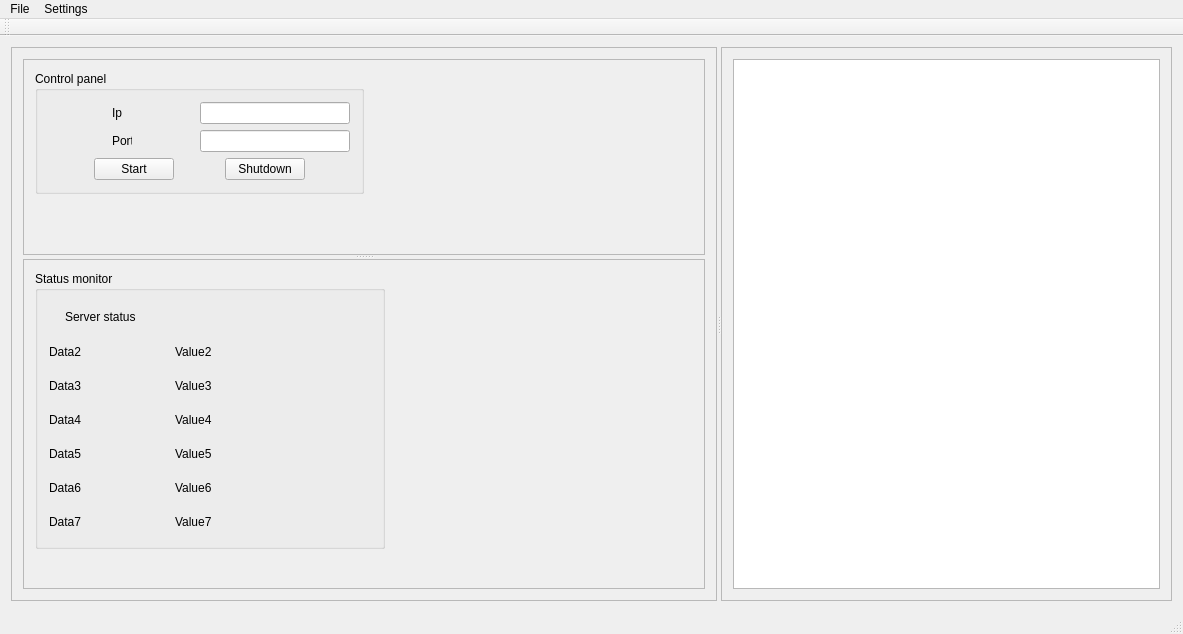
The window that servermainwindow.ui (siskeba1/Game_Server) describes before a commit, drawn with Qt 5.
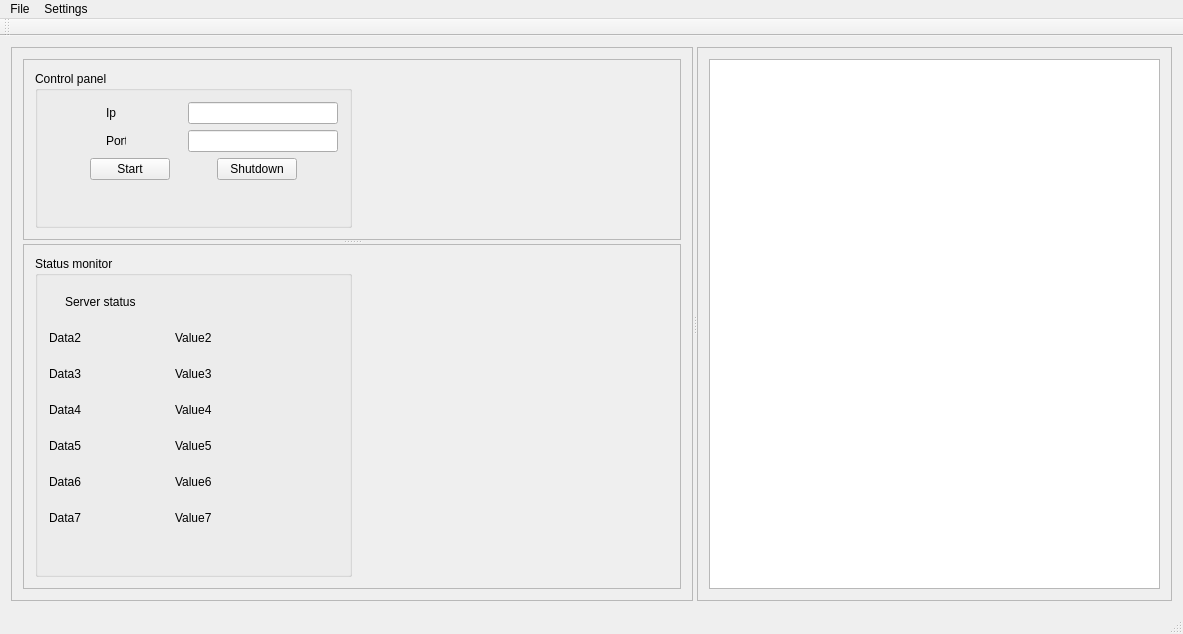
The same window after the commit.

Commit message: Set splitter collapsibility

What changed in the file:
```diff
--- a/servermainwindow.ui
+++ b/servermainwindow.ui
@@ -58,6 +58,12 @@
            <layout class="QGridLayout" name="gridLayout_7">
             <item row="0" column="0">
              <widget class="QGroupBox" name="groupBox">
+              <property name="minimumSize">
+               <size>
+                <width>250</width>
+                <height>0</height>
+               </size>
+              </property>
               <property name="maximumSize">
                <size>
                 <width>350</width>
@@ -271,6 +277,19 @@
                  </item>
                 </layout>
                </item>
+               <item row="1" column="0">
+                <spacer name="verticalSpacer">
+                 <property name="orientation">
+                  <enum>Qt::Vertical</enum>
+                 </property>
+                 <property name="sizeHint" stdset="0">
+                  <size>
+                   <width>20</width>
+                   <height>40</height>
+                  </size>
+                 </property>
+                </spacer>
+               </item>
               </layout>
               <zorder></zorder>
              </widget>
@@ -288,19 +307,6 @@
               </property>
              </spacer>
             </item>
-            <item row="1" column="0">
-             <spacer name="verticalSpacer">
-              <property name="orientation">
-               <enum>Qt::Vertical</enum>
-              </property>
-              <property name="sizeHint" stdset="0">
-               <size>
-                <width>20</width>
-                <height>63</height>
-               </size>
-              </property>
-             </spacer>
-            </item>
            </layout>
           </widget>
           <widget class="QFrame" name="frame_4">
@@ -315,7 +321,7 @@
              <widget class="QGroupBox" name="groupBox_2">
               <property name="minimumSize">
                <size>
-                <width>350</width>
+                <width>250</width>
                 <height>250</height>
                </size>
               </property>
@@ -659,6 +665,19 @@
                  </item>
                 </layout>
                </item>
+               <item row="1" column="0">
+                <spacer name="verticalSpacer_2">
+                 <property name="orientation">
+                  <enum>Qt::Vertical</enum>
+                 </property>
+                 <property name="sizeHint" stdset="0">
+                  <size>
+                   <width>20</width>
+                   <height>40</height>
+                  </size>
+                 </property>
+                </spacer>
+               </item>
               </layout>
              </widget>
             </item>
@@ -675,19 +694,6 @@
               </property>
              </spacer>
             </item>
-            <item row="1" column="0">
-             <spacer name="verticalSpacer_2">
-              <property name="orientation">
-               <enum>Qt::Vertical</enum>
-              </property>
-              <property name="sizeHint" stdset="0">
-               <size>
-                <width>20</width>
-                <height>40</height>
-               </size>
-              </property>
-             </spacer>
-            </item>
            </layout>
           </widget>
          </widget>
```
Left out of the diff: 1 changed line with no effect on the pictures. The commit also changes 2 other files.
